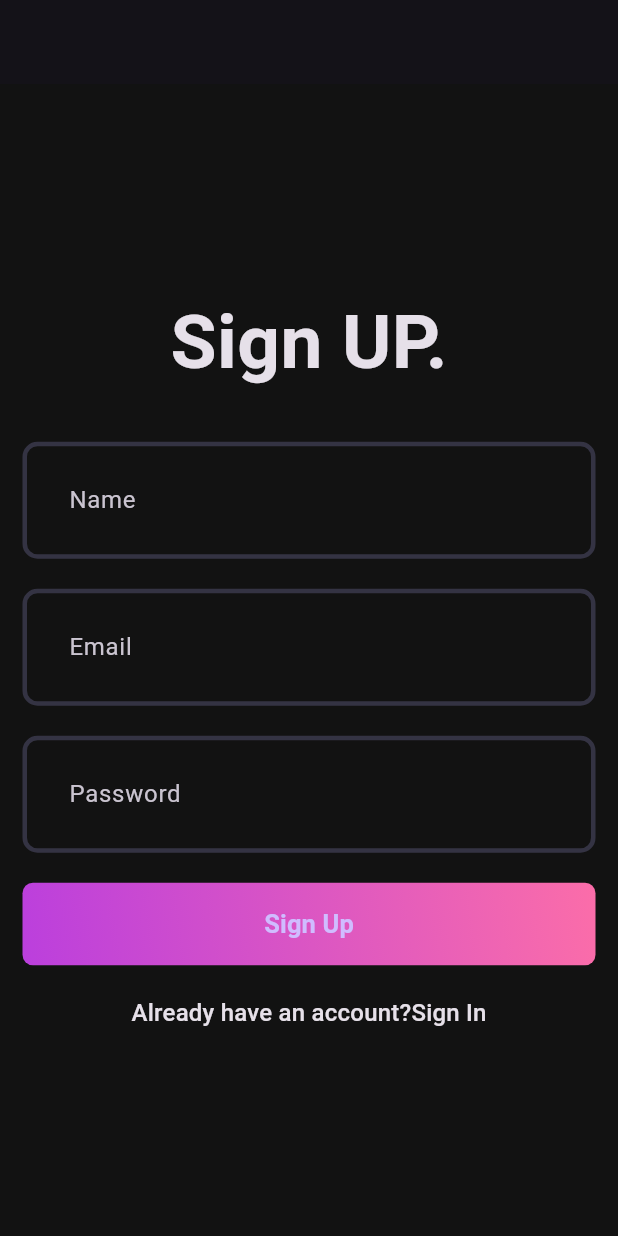
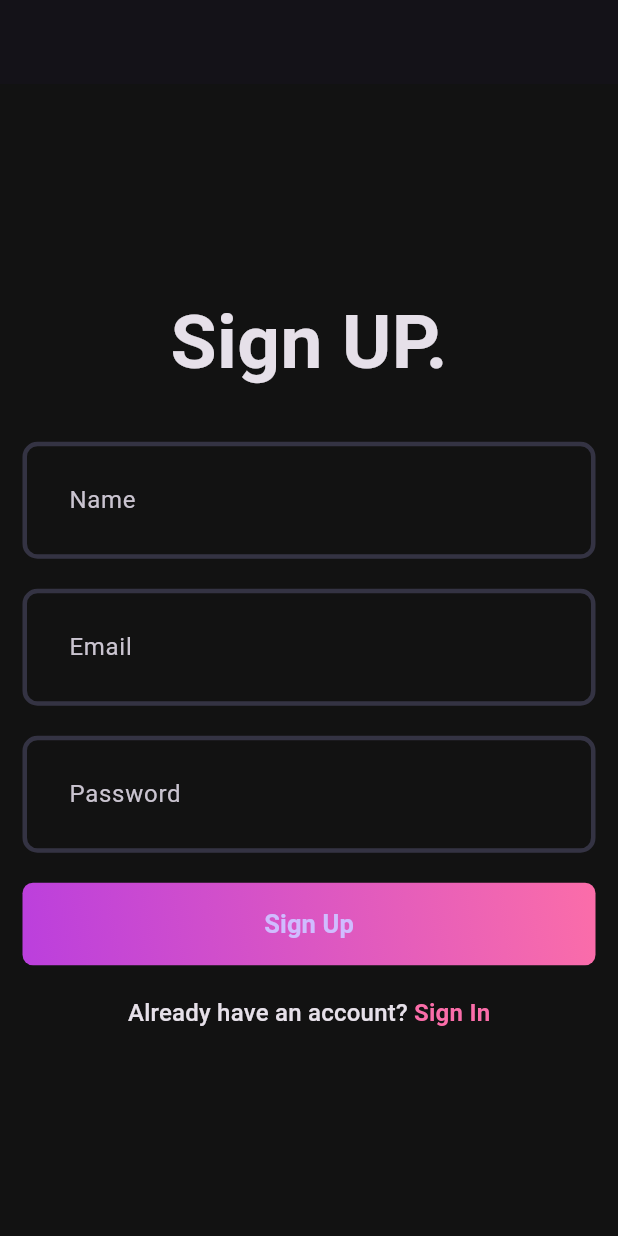
Before and after one commit to AUTU8M/clef-client, a Flutter app: the screen it shows after launch, on a phone screen of 412 x 824 dp. Run offline on Flutter 3.47's test engine with Material 3 defaults, Android fonts, the phone set to English and light mode, and no system bars.

Commit message:
done till signup page

```diff
--- a/lib/features/auth/view/pages/signup_page.dart
+++ b/lib/features/auth/view/pages/signup_page.dart
@@ -1,3 +1,4 @@
+import 'package:client/core/theme/app_pallete.dart';
 import 'package:client/features/auth/view/widgets/auth_gradient_button.dart';
 import 'package:client/features/auth/view/widgets/custom_field.dart';
 import 'package:flutter/material.dart';
@@ -10,12 +11,28 @@ class SignupPage extends StatefulWidget {
 }
 
 class _SignupPageState extends State<SignupPage> {
+  final namecontroller = TextEditingController();
+  final emailcontroller = TextEditingController();
+  final passwordcontroller = TextEditingController();
+  final formkey = GlobalKey<FormState>();
+
+  @override
+  void dispose() {
+    namecontroller.dispose();
+    emailcontroller.dispose();
+    passwordcontroller.dispose();
+    super.dispose();
+    formkey.currentState!.validate();
+  }
+
   @override
   Widget build(BuildContext context) {
     return Scaffold(
       appBar: AppBar(),
       body: Padding(
         padding: const EdgeInsets.all(15.0),
+        child: Form(
+          key: formkey,
           child: Column(
             mainAxisAlignment: MainAxisAlignment.center,
             children: [
@@ -28,25 +45,40 @@ class _SignupPageState extends State<SignupPage> {
               ),
               CustomField(
                 hintText: 'Name',
+                controller: namecontroller,
               ),
               SizedBox(
                 height: 20,
               ),
-            CustomField(hintText: 'Email'),
+              CustomField(
+                hintText: 'Email',
+                controller: emailcontroller,
+              ),
               const SizedBox(
                 height: 20,
               ),
-            CustomField(hintText: 'Password'),
+              CustomField(
+                hintText: 'Password',
+                controller: passwordcontroller,
+                isObscureText: true,
+              ),
               const SizedBox(height: 20),
               AuthGradientButton(),
               const SizedBox(height: 20),
               RichText(
                 text: TextSpan(
-                  text: 'Already have an account?',
+                    text: 'Already have an account? ',
                     style: Theme.of(context).textTheme.titleMedium,
-                  children: [TextSpan(text: 'Sign In')]),
+                    children: [
+                      TextSpan(
+                          text: 'Sign In',
+                          style: TextStyle(
+                              color: Pallete.gradient2,
+                              fontWeight: FontWeight.bold))
+                    ]),
               )
             ],
+          ),
         ),
       ),
     );
--- a/lib/features/auth/view/widgets/custom_field.dart
+++ b/lib/features/auth/view/widgets/custom_field.dart
@@ -2,12 +2,27 @@ import 'package:flutter/material.dart';
 
 class CustomField extends StatelessWidget {
   final String hintText;
-  const CustomField({super.key, required this.hintText});
+  final TextEditingController controller;
+  final bool isObscureText;
+  const CustomField(
+      {super.key,
+      required this.hintText,
+      required this.controller,
+      this.isObscureText = false});
 
   @override
   Widget build(BuildContext context) {
     return TextFormField(
-      decoration: InputDecoration(hintText: hintText),
+      decoration: InputDecoration(
+        hintText: hintText,
+      ),
+      validator: (val) {
+        if (val!.trim().isEmpty) {
+          return "$hintText is missing";
+        }
+        return null;
+      },
+      obscureText: isObscureText,
     );
   }
 }
```
Lines whose indentation alone changed are shown as unchanged.
